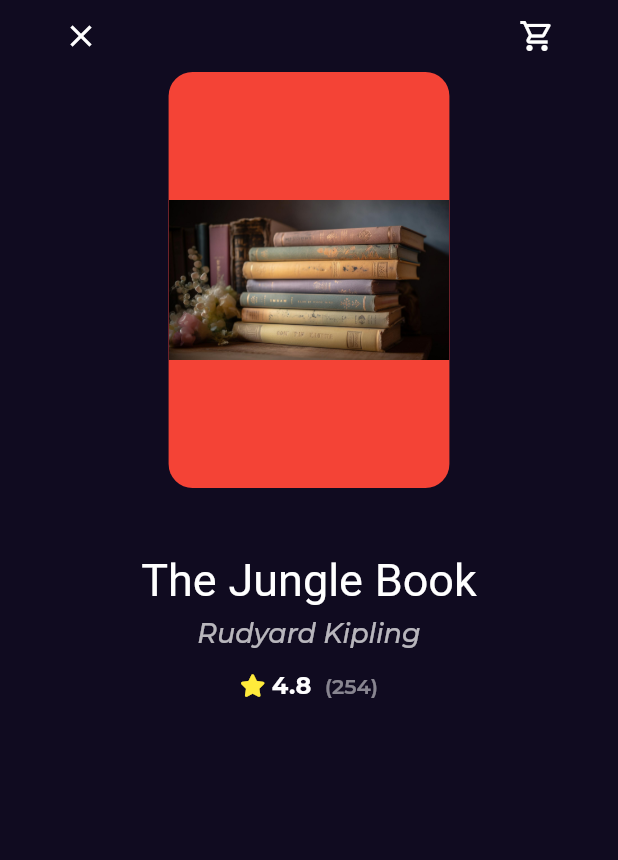
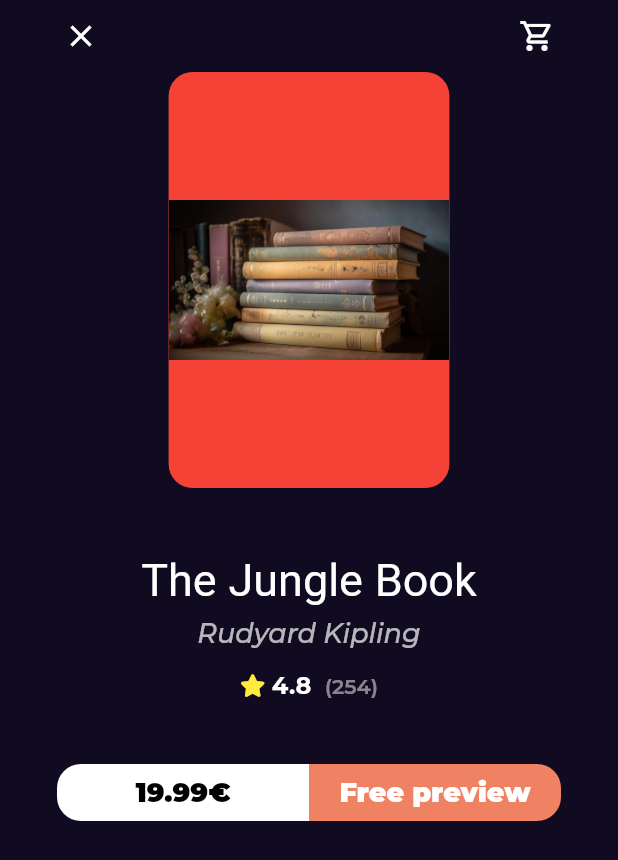
Before and after one commit to AhmedAlbay/bookly_app, a Flutter app: the BookDetailsView screen opened by its route, on a phone screen of 412 x 824 dp. Shown: the top 860 px of the screen. Run offline on Flutter 3.47's test engine with Material 2 defaults, Android fonts, the phone set to English and light mode, and no system bars; our stand-ins replace font_awesome_flutter, go_router, google_fonts.

Commit message:
create books action

```diff
--- a/lib/Features/home/presentation/views/widgets/book_details_view_body.dart
+++ b/lib/Features/home/presentation/views/widgets/book_details_view_body.dart
@@ -1,3 +1,4 @@
+import 'package:bookly_app/Features/home/presentation/views/widgets/booking_active.dart';
 import 'package:bookly_app/Features/home/presentation/views/widgets/booking_rating.dart';
 import 'package:bookly_app/Features/home/presentation/views/widgets/custom_book_details_appbar.dart';
 import 'package:bookly_app/Features/home/presentation/views/widgets/custom_book_item.dart';
@@ -43,6 +44,10 @@ class BookDetailsViewBody extends StatelessWidget {
           const BookingRating(
             mainAxisAlignment: MainAxisAlignment.center,
           ),
+          const SizedBox(
+            height: 37,
+          ),
+          const BooksAction()
         ],
       ),
     );
--- /dev/null
+++ b/lib/Features/home/presentation/views/widgets/booking_active.dart
@@ -0,0 +1,35 @@
+import 'package:bookly_app/core/widgets/custom_button.dart';
+import 'package:flutter/material.dart';
+
+class BooksAction extends StatelessWidget {
+  const BooksAction({super.key});
+
+  @override
+  Widget build(BuildContext context) {
+    return const Padding(
+      padding: EdgeInsets.symmetric(horizontal: 8),
+      child: Expanded(
+        child: Row(
+          children: [
+            CustomButton(
+              text: '19.99€',
+              textcolor: Colors.black,
+              backgroungcolor: Colors.white,
+              borderRadius: BorderRadius.only(
+                  topLeft: Radius.circular(16),
+                  bottomLeft: Radius.circular(16)),
+            ),
+            CustomButton(
+              text: 'Free preview',
+              textcolor: Colors.white,
+              backgroungcolor: Color(0xffEF8262),
+              borderRadius: BorderRadius.only(
+                  topRight: Radius.circular(16),
+                  bottomRight: Radius.circular(16)),
+            ),
+          ],
+        ),
+      ),
+    );
+  }
+}
--- /dev/null
+++ b/lib/core/widgets/custom_button.dart
@@ -0,0 +1,38 @@
+import 'package:bookly_app/core/utils/styles.dart';
+import 'package:flutter/material.dart';
+
+class CustomButton extends StatelessWidget {
+  const CustomButton(
+      {super.key,
+      required this.backgroungcolor,
+      required this.textcolor,
+      this.borderRadius,
+      required this.text,
+      this.fontSize});
+  final Color backgroungcolor;
+  final Color textcolor;
+  final BorderRadius? borderRadius;
+  final String text;
+  final double? fontSize;
+  @override
+  Widget build(BuildContext context) {
+    return Expanded(
+      child: TextButton(
+        onPressed: () {},
+        style: TextButton.styleFrom(
+          backgroundColor: backgroungcolor,
+          shape: RoundedRectangleBorder(
+            borderRadius: borderRadius ?? BorderRadius.circular(12),
+          ),
+        ),
+        child: Text(
+          text,
+          style: Styles.textStyle18.copyWith(
+              color: textcolor,
+              fontWeight: FontWeight.w900,
+              fontSize: fontSize),
+        ),
+      ),
+    );
+  }
+}
```
